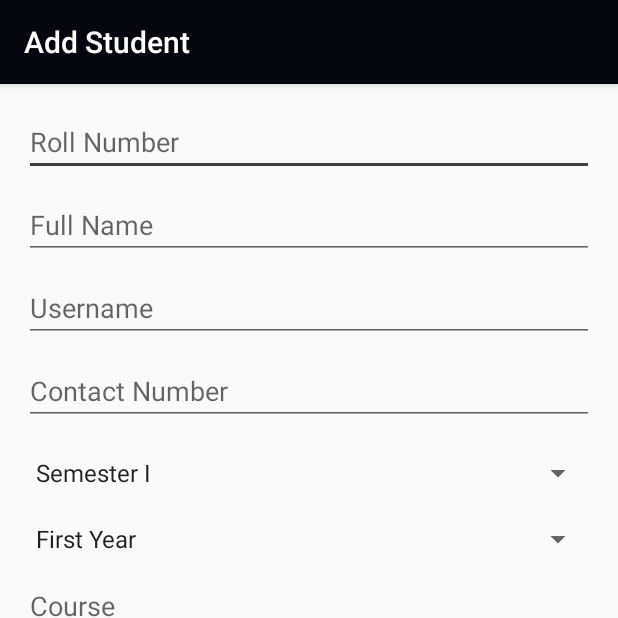
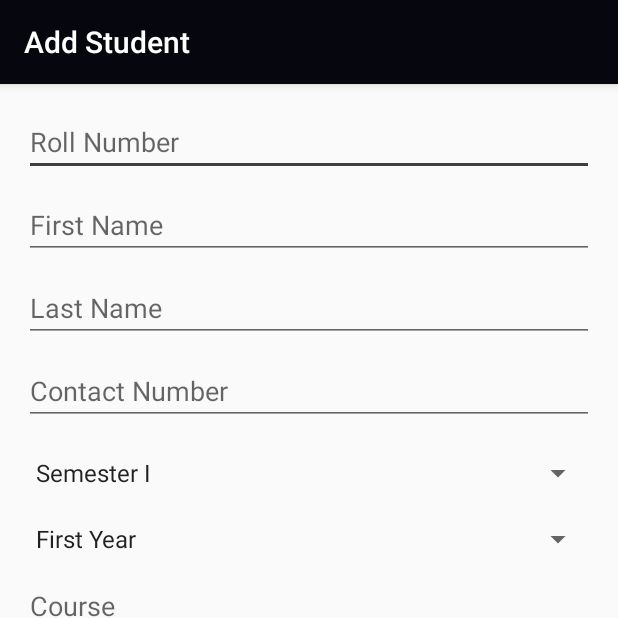
Before and after one commit to rishabhj126/Java-Project, an Android app: the AddActivity screen opened directly, with no data from a screen before it, on a phone screen of 412 x 824 dp, the top half of it. Run offline under Robolectric (Android 15) with nearby library versions, the phone set to English and light mode, and no system bars.

```diff
--- a/app/src/main/res/layout/activity_add.xml
+++ b/app/src/main/res/layout/activity_add.xml
@@ -31,19 +31,19 @@
                 android:inputType="text"
                 android:maxLength="10" />
 
-    <EditText
-        android:layout_width="wrap_content"
-        android:layout_height="wrap_content"
-        android:inputType="textPersonName"
-        android:hint="Full Name"
-        android:ems="10"
-        android:id="@+id/name"
-        android:layout_marginTop="10dp"
-        android:layout_below="@+id/rollno"
-        android:layout_alignParentLeft="true"
-        android:layout_alignParentStart="true"
-        android:layout_alignParentRight="true"
-        android:layout_alignParentEnd="true" />
+            <EditText
+                android:id="@+id/name"
+                android:layout_width="wrap_content"
+                android:layout_height="wrap_content"
+                android:layout_alignParentEnd="true"
+                android:layout_alignParentLeft="true"
+                android:layout_alignParentRight="true"
+                android:layout_alignParentStart="true"
+                android:layout_below="@+id/rollno"
+                android:layout_marginTop="10dp"
+                android:ems="10"
+                android:hint="First Name"
+                android:inputType="textPersonName" />
 
             <EditText
                 android:id="@+id/username"
@@ -55,7 +55,7 @@
                 android:layout_alignParentStart="true"
                 android:layout_below="@+id/name"
                 android:layout_marginTop="10dp"
-                android:hint="Username" />
+                android:hint="Last Name" />
 
     <EditText
         android:layout_width="match_parent"
```
